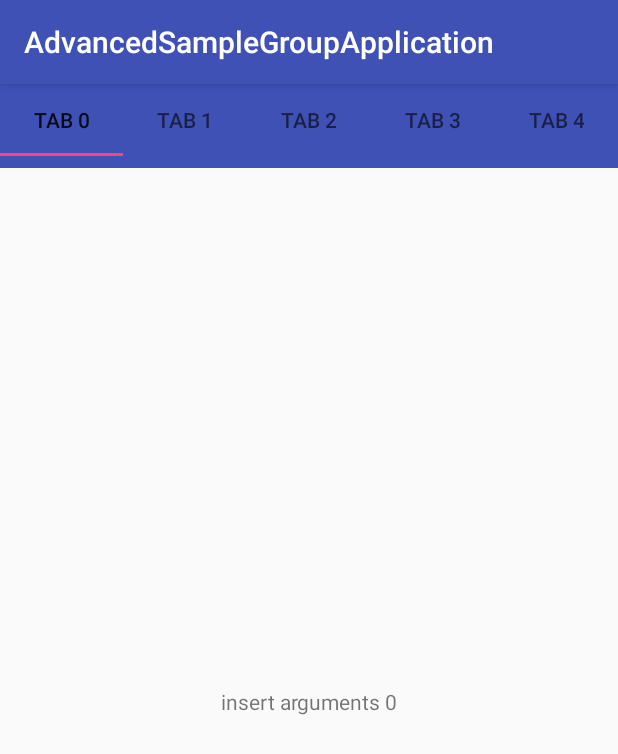
After one commit to akakim/AdvancedSampleGroupApp, an Android app: the ListFragment screen opened directly, with no data from a screen before it, on a phone screen of 412 x 824 dp. The commit adds this screen. Shown: the top 754 px of the screen. Run offline under Robolectric (Android 15) with nearby library versions, the phone set to English and light mode, and no system bars; our stand-ins replace ButterKnife.

Commit message:
TabLayout과 ViewPager 를 이용한 샘플 작성. 원하는만큼 나왔다. 다만 FragmentList를 좀 더 유연하게 쓰기위해 상속구조를 이용해야겟다.

```diff
--- a/app/src/main/AndroidManifest.xml
+++ b/app/src/main/AndroidManifest.xml
@@ -43,7 +43,8 @@
         </activity>
         <activity android:name=".samples.IdentifyActivity" />
         <activity android:name=".samples.QueryContentsProviderActivity" />
-        <activity android:name=".samples.QueryContentsResolverActivity"></activity>
+        <activity android:name=".samples.QueryContentsResolverActivity" />
+        <activity android:name=".samples.OpenViewPagerActivity"></activity>
     </application>
 
 </manifest>
--- /dev/null
+++ b/app/src/main/java/group/sample/advanced/rrk/com/advancedsamplegroupapplication/ListFragment.java
@@ -0,0 +1,108 @@
+package group.sample.advanced.rrk.com.advancedsamplegroupapplication;
+
+import android.content.Context;
+import android.net.Uri;
+import android.os.Bundle;
+import android.support.v4.app.Fragment;
+import android.view.LayoutInflater;
+import android.view.View;
+import android.view.ViewGroup;
+import android.widget.TextView;
+
+import butterknife.BindView;
+import butterknife.ButterKnife;
+
+
+/**
+ * A simple {@link Fragment} subclass.
+ * Activities that contain this fragment must implement the
+ * {@link ListFragment.OnFragmentInteractionListener} interface
+ * to handle interaction events.
+ * Use the {@link ListFragment#newInstance} factory method to
+ * create an instance of this fragment.
+ */
+public class ListFragment extends Fragment {
+    // TODO: Rename parameter arguments, choose names that match
+    // the fragment initialization parameters, e.g. ARG_ITEM_NUMBER
+
+    public static final String ITEM_KEY = "item_key";
+
+    private static final String ARG_PARAM1 = "param1";
+    private static final String ARG_PARAM2 = "param2";
+
+
+
+    private OnFragmentInteractionListener mListener;
+
+
+    @BindView(R.id.tvTitle)
+    TextView tvTitle;
+    String itemValue;
+    public ListFragment() {
+        // Required empty public constructor
+    }
+
+
+    // TODO: Rename and change types and number of parameters
+    public static ListFragment newInstance(String param1, String param2) {
+        ListFragment fragment = new ListFragment();
+        Bundle args = new Bundle();
+        args.putString(ARG_PARAM1, param1);
+        args.putString(ARG_PARAM2, param2);
+        fragment.setArguments(args);
+        return fragment;
+    }
+
+    @Override
+    public void onCreate(Bundle savedInstanceState) {
+        super.onCreate(savedInstanceState);
+        if (getArguments() != null) {
+            Bundle bundle = getArguments();
+
+            itemValue = bundle.getString(ITEM_KEY);
+        }else {
+            itemValue ="argument is null ";
+        }
+    }
+
+    @Override
+    public View onCreateView(LayoutInflater inflater, ViewGroup container,
+                             Bundle savedInstanceState) {
+
+        View inflateView = inflater.inflate(R.layout.fragment_list, container, false);
+        ButterKnife.bind(this , inflateView );
+
+        tvTitle.setText( itemValue );
+        return inflateView;
+    }
+
+    // TODO: Rename method, update argument and hook method into UI event
+    public void onButtonPressed(Uri uri) {
+        if (mListener != null) {
+            mListener.onFragmentInteraction(uri);
+        }
+    }
+
+    @Override
+    public void onAttach(Context context) {
+        super.onAttach(context);
+        if (context instanceof OnFragmentInteractionListener) {
+            mListener = (OnFragmentInteractionListener) context;
+        } else {
+            throw new RuntimeException(context.toString()
+                    + " must implement OnFragmentInteractionListener");
+        }
+    }
+
+    @Override
+    public void onDetach() {
+        super.onDetach();
+        mListener = null;
+    }
+
+
+    public interface OnFragmentInteractionListener {
+        // TODO: Update argument type and name
+        void onFragmentInteraction(Uri uri);
+    }
+}
--- a/app/src/main/java/group/sample/advanced/rrk/com/advancedsamplegroupapplication/MainListActivity.java
+++ b/app/src/main/java/group/sample/advanced/rrk/com/advancedsamplegroupapplication/MainListActivity.java
@@ -15,8 +15,9 @@ import butterknife.ButterKnife;
 import group.sample.advanced.rrk.com.advancedsamplegroupapplication.adapter.SampleListAdapter;
 import group.sample.advanced.rrk.com.advancedsamplegroupapplication.data.SampleItem;
 import group.sample.advanced.rrk.com.advancedsamplegroupapplication.samples.IdentifyActivity;
+import group.sample.advanced.rrk.com.advancedsamplegroupapplication.samples.OpenViewPagerActivity;
 
-public class MainListActivity extends BaseActivity implements SampleListAdapter.ItemClickListener{
+public class MainListActivity extends BaseActivity implements SampleListAdapter.ItemClickListener {
 
 
     @BindView(R.id.rvSampleList)
@@ -35,6 +36,7 @@ public class MainListActivity extends BaseActivity implements SampleListAdapter.
         ButterKnife.bind(this);
 
         sampleItems.add( new SampleItem(IdentifyActivity.class,"Application 고유 ID 와 device의 고유 ID"));
+        sampleItems.add( new SampleItem(OpenViewPagerActivity.class,"뷰페이저 테스트를위한 페이지"));
 
 
         sampleListAdapter = new SampleListAdapter(this, sampleItems , this  );
--- /dev/null
+++ b/app/src/main/java/group/sample/advanced/rrk/com/advancedsamplegroupapplication/samples/OpenViewPagerActivity.java
@@ -0,0 +1,133 @@
+package group.sample.advanced.rrk.com.advancedsamplegroupapplication.samples;
+
+import android.net.Uri;
+import android.os.Build;
+import android.support.annotation.RequiresApi;
+import android.support.design.widget.TabLayout;
+import android.support.v4.app.Fragment;
+import android.support.v4.app.FragmentManager;
+import android.support.v4.app.FragmentStatePagerAdapter;
+import android.support.v4.view.PagerAdapter;
+import android.support.v4.view.ViewPager;
+import android.support.v7.app.AppCompatActivity;
+import android.os.Bundle;
+import android.view.View;
+import android.view.ViewGroup;
+
+import java.util.ArrayList;
+import java.util.List;
+
+import butterknife.BindView;
+import butterknife.ButterKnife;
+import group.sample.advanced.rrk.com.advancedsamplegroupapplication.ListFragment;
+import group.sample.advanced.rrk.com.advancedsamplegroupapplication.R;
+
+@RequiresApi(api = Build.VERSION_CODES.M)
+public class OpenViewPagerActivity extends AppCompatActivity implements ListFragment.OnFragmentInteractionListener,
+ViewPager.OnScrollChangeListener{
+
+
+
+    @BindView(R.id.tabLayout)
+    TabLayout tabLayout;
+
+    @BindView(R.id.viewPager)
+    ViewPager viewPager;
+
+    List<Fragment> fragments;
+
+    SimplePagerAdapter simplePagerAdapter ;
+    @Override
+    protected void onCreate(Bundle savedInstanceState) {
+        super.onCreate(savedInstanceState);
+        setContentView(R.layout.activity_open_view_pager);
+
+        ButterKnife.bind( this );
+
+
+        fragments = new ArrayList<>();
+
+
+        for( int k = 0; k< 5;k++){
+
+            Fragment fragment = new ListFragment();
+
+            Bundle bundle = new Bundle();
+            bundle.putString(ListFragment.ITEM_KEY,"insert arguments " + k);
+            fragment.setArguments(bundle);
+
+            fragments.add( fragment );
+
+//            tabLayout.addTab(tabLayout.newTab().setText("tab "+ k));
+
+        }
+        tabLayout.setupWithViewPager(viewPager);
+        tabLayout.setTabGravity( TabLayout.GRAVITY_FILL);
+
+        simplePagerAdapter = new SimplePagerAdapter( getSupportFragmentManager(), fragments );
+
+
+        viewPager.setAdapter( simplePagerAdapter );
+
+
+
+//        tabLayout.addTab(tabLayout.newTab().setText("tag2"));
+//        tabLayout.addTab(tabLayout.newTab().setText("tag1"));
+//        tabLayout.addTab(tabLayout.newTab().setText("tag1"));
+//        TabLayout.Tab tab = new TabLayout.Tab();
+//        tabLayout.add(tabLayout.setTab);
+    }
+
+    @Override
+    public void onFragmentInteraction(Uri uri) {
+
+    }
+
+    @Override
+    public void onScrollChange(View v, int scrollX, int scrollY, int oldScrollX, int oldScrollY) {
+
+    }
+
+
+    private class SimplePagerAdapter extends FragmentStatePagerAdapter{
+
+        List<Fragment> fragments;
+
+        public SimplePagerAdapter(FragmentManager fm,List<Fragment> fragments) {
+            super(fm);
+
+            this.fragments = new ArrayList<>();
+            this.fragments.addAll( fragments );
+        }
+
+        @Override
+        public Fragment getItem(int position) {
+            return fragments.get(position);
+        }
+
+        @Override
+        public int getCount() {
+            return fragments.size();
+        }
+
+        @Override
+        public CharSequence getPageTitle(int position) {
+            return "Tab " + position;
+        }
+
+        @Override
+        public void startUpdate(ViewGroup container) {
+            super.startUpdate(container);
+        }
+
+        @Override
+        public void destroyItem(ViewGroup container, int position, Object object) {
+            super.destroyItem(container, position, object);
+        }
+
+        @Override
+        public void finishUpdate(ViewGroup container) {
+            super.finishUpdate(container);
+        }
+    }
+}
--- /dev/null
+++ b/app/src/main/res/layout/activity_open_view_pager.xml
@@ -0,0 +1,23 @@
+<?xml version="1.0" encoding="utf-8"?>
+<LinearLayout xmlns:android="http://schemas.android.com/apk/res/android"
+    xmlns:app="http://schemas.android.com/apk/res-auto"
+    xmlns:tools="http://schemas.android.com/tools"
+    android:layout_width="match_parent"
+    android:layout_height="match_parent"
+    tools:context="group.sample.advanced.rrk.com.advancedsamplegroupapplication.samples.OpenViewPagerActivity"
+    android:orientation="vertical">
+
+
+
+    <android.support.design.widget.TabLayout
+        android:layout_width="match_parent"
+        android:layout_height="wrap_content"
+        android:minHeight="?attr/actionBarSize"
+        android:background="@color/colorPrimary"
+        android:id="@+id/tabLayout"/>
+
+    <android.support.v4.view.ViewPager
+        android:layout_width="match_parent"
+        android:layout_height="match_parent"
+        android:id="@+id/viewPager"/>
+</LinearLayout>
--- /dev/null
+++ b/app/src/main/res/layout/fragment_list.xml
@@ -0,0 +1,15 @@
+<FrameLayout xmlns:android="http://schemas.android.com/apk/res/android"
+    xmlns:tools="http://schemas.android.com/tools"
+    android:layout_width="match_parent"
+    android:layout_height="match_parent"
+    tools:context="group.sample.advanced.rrk.com.advancedsamplegroupapplication.ListFragment">
+
+    <!-- TODO: Update blank fragment layout -->
+    <TextView
+        android:layout_width="match_parent"
+        android:layout_height="match_parent"
+        android:text="@string/hello_blank_fragment"
+        android:gravity="center"
+        android:id="@+id/tvTitle"/>
+
+</FrameLayout>
--- a/app/src/main/res/values/strings.xml
+++ b/app/src/main/res/values/strings.xml
@@ -56,4 +56,7 @@
     <string name="format">Format:</string>
     <string name="quality">Quality:</string>
 
+    <!-- TODO: Remove or change this placeholder text -->
+    <string name="hello_blank_fragment">Hello blank fragment</string>
+
 </resources>
```
